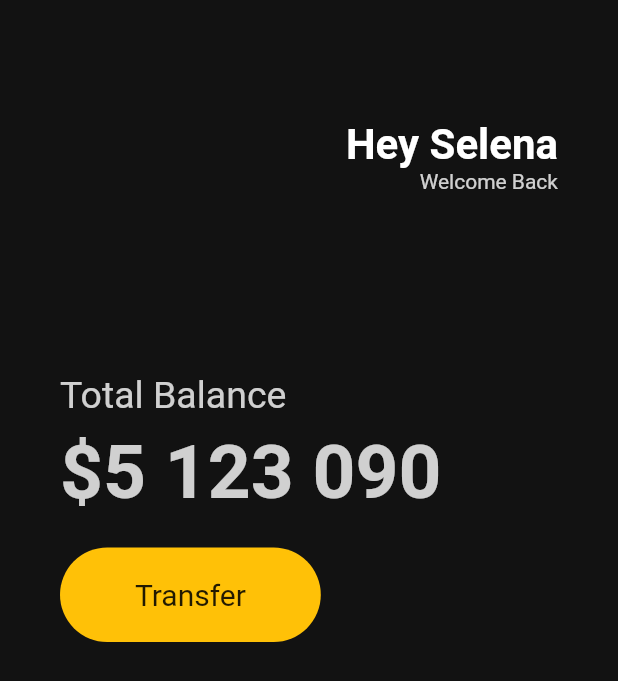
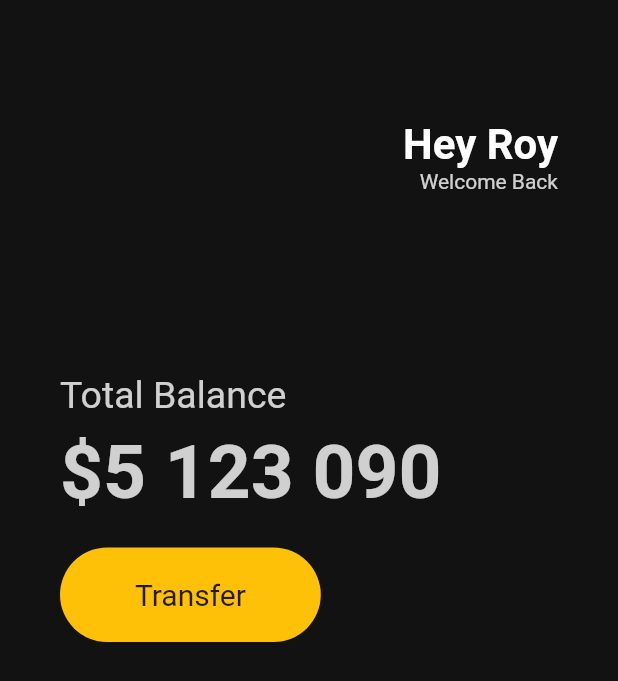
Before and after one commit to roy656/ssoontoon, a Flutter app: the screen it shows after launch, on a phone screen of 412 x 824 dp. Shown: the top 681 px of the screen. Run offline on Flutter 3.47's test engine with Material 2 defaults, Android fonts, the phone set to English and light mode, and no system bars.

Commit message:
changed name

```diff
--- a/lib/main.dart
+++ b/lib/main.dart
@@ -25,7 +25,7 @@ class App extends StatelessWidget {
                       crossAxisAlignment: CrossAxisAlignment.end,
                       children: [
                         const Text(
-                          'Hey Selena',
+                          'Hey Roy',
                           style: TextStyle(
                             color: Colors.white,
                             fontSize: 28,
```
